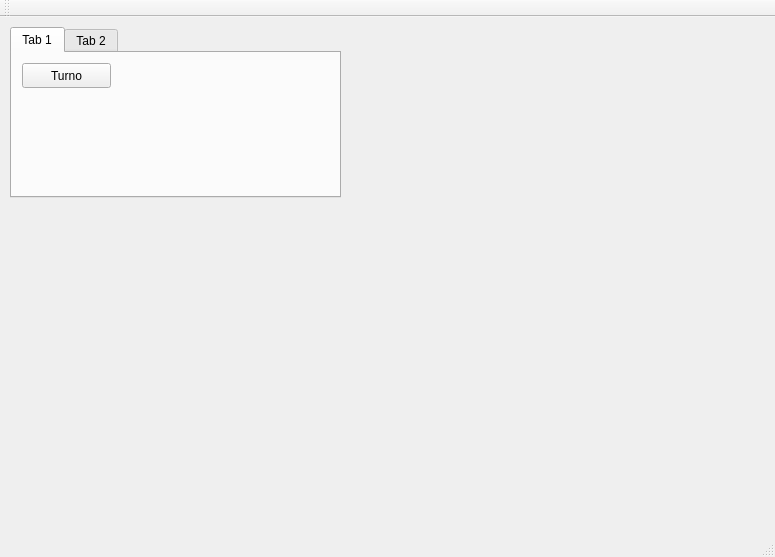
LuisMa9L/EDD_201314160, file Practica1/Code/Practica1/pantalla.ui: the form before one commit.
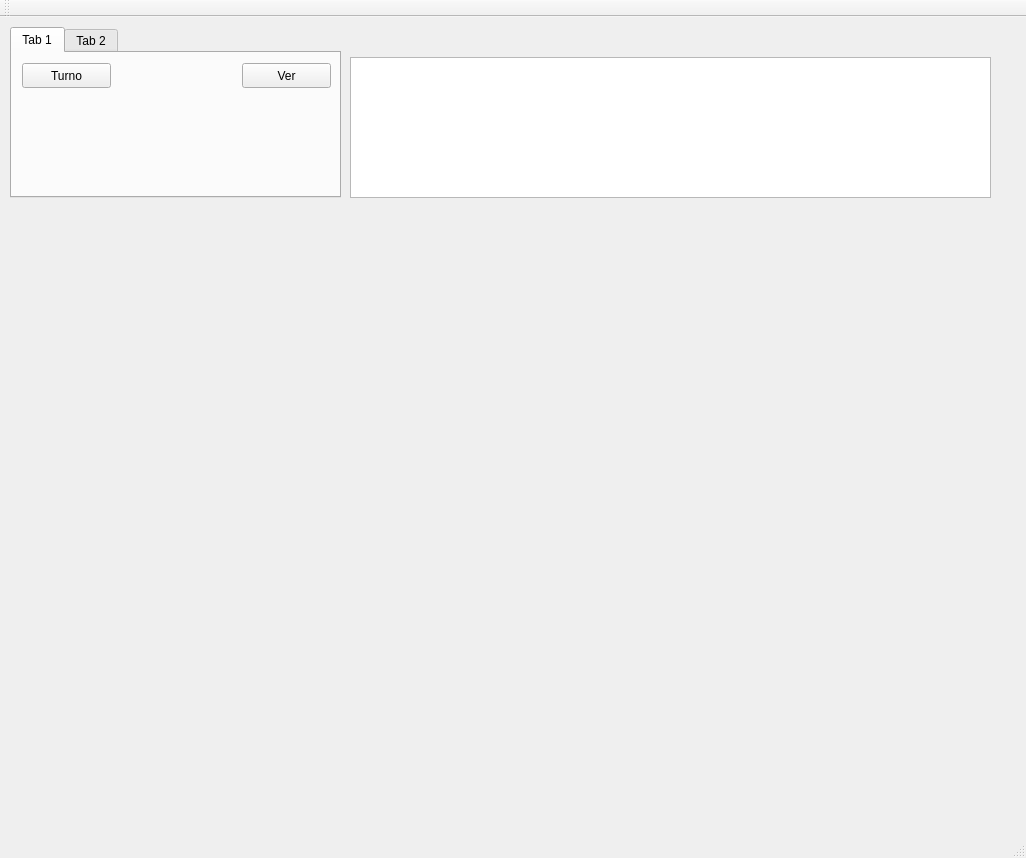
The form after the commit. The open tabs and pages were chosen to show the change.

Patch:
```diff
--- a/Practica1/Code/Practica1/pantalla.ui
+++ b/Practica1/Code/Practica1/pantalla.ui
@@ -6,8 +6,8 @@
    <rect>
     <x>0</x>
     <y>0</y>
-    <width>775</width>
-    <height>557</height>
+    <width>1026</width>
+    <height>858</height>
    </rect>
   </property>
   <property name="windowTitle">
@@ -43,6 +43,19 @@
        <string>Turno</string>
       </property>
      </widget>
+     <widget class="QPushButton" name="BVer">
+      <property name="geometry">
+       <rect>
+        <x>230</x>
+        <y>10</y>
+        <width>89</width>
+        <height>25</height>
+       </rect>
+      </property>
+      <property name="text">
+       <string>Ver</string>
+      </property>
+     </widget>
     </widget>
     <widget class="QWidget" name="tab_2">
      <attribute name="title">
@@ -111,6 +124,29 @@
      </widget>
     </widget>
    </widget>
+   <widget class="QLabel" name="LImagen">
+    <property name="geometry">
+     <rect>
+      <x>10</x>
+      <y>190</y>
+      <width>1011</width>
+      <height>621</height>
+     </rect>
+    </property>
+    <property name="text">
+     <string/>
+    </property>
+   </widget>
+   <widget class="QPlainTextEdit" name="CConsola">
+    <property name="geometry">
+     <rect>
+      <x>350</x>
+      <y>40</y>
+      <width>641</width>
+      <height>141</height>
+     </rect>
+    </property>
+   </widget>
   </widget>
   <widget class="QMenuBar" name="menuBar">
    <property name="geometry">
```
Left out of the diff: 6 changed lines with no effect on the pictures.
